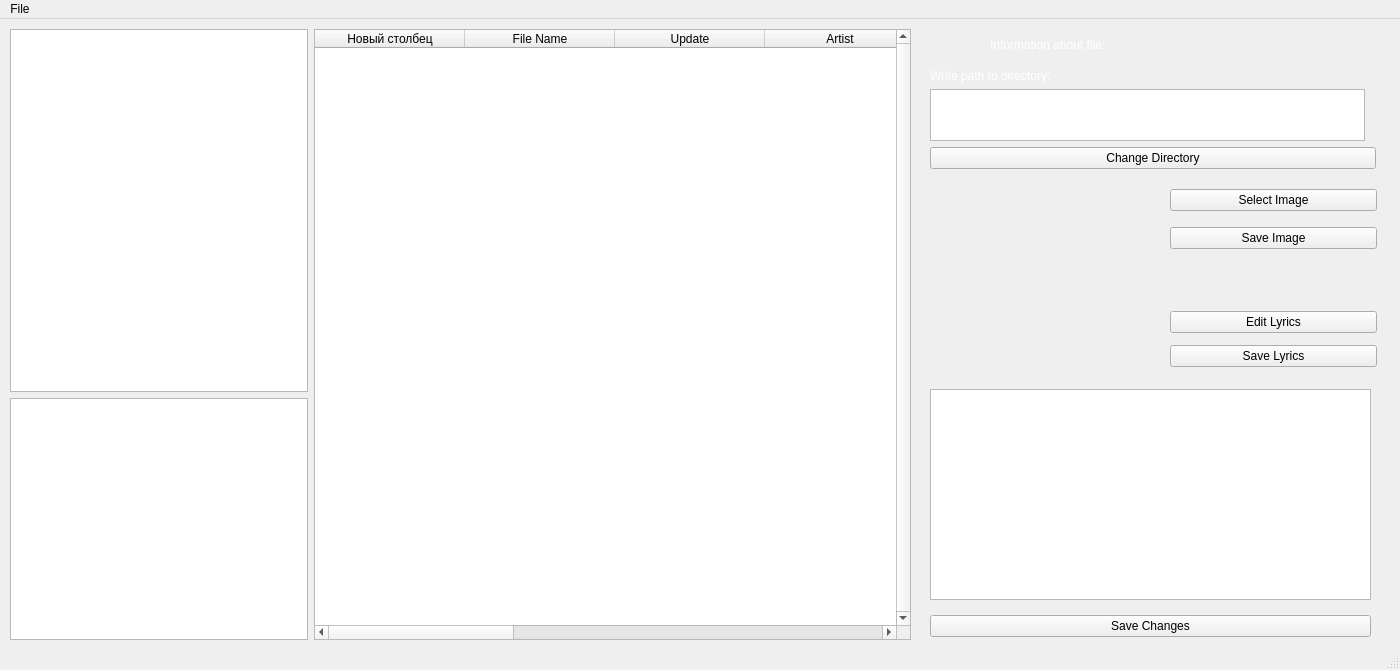
mmasniy/utag, file app/src/mainwindow.ui: the form before one commit.
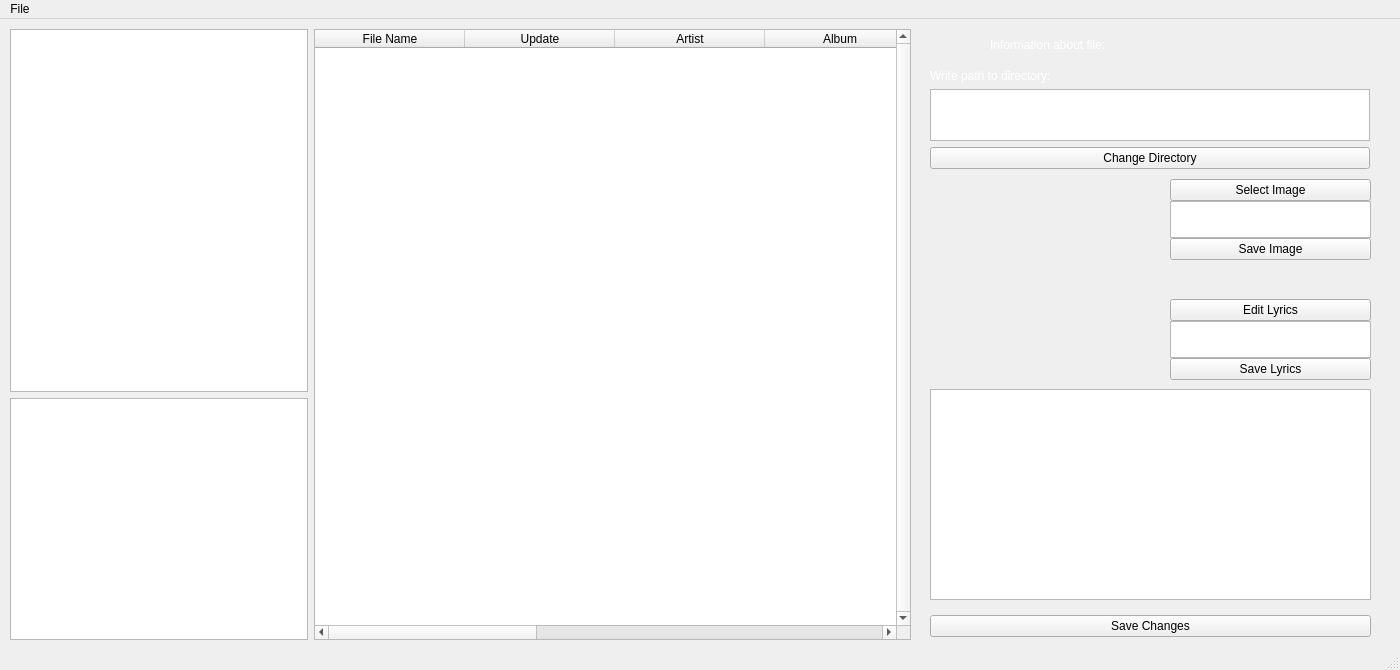
The form after the commit. Custom widgets are drawn as their Qt base class.

Commit message: edit read.me for uTag

```diff
--- a/app/src/mainwindow.ui
+++ b/app/src/mainwindow.ui
@@ -78,11 +78,6 @@
        <attribute name="horizontalHeaderDefaultSectionSize">
         <number>150</number>
        </attribute>
-       <column>
-        <property name="text">
-         <string>Новый столбец</string>
-        </property>
-       </column>
        <column>
         <property name="text">
          <string>File Name</string>
@@ -188,6 +183,9 @@
      </size>
     </property>
     <layout class="QVBoxLayout" name="verticalLayout_2">
+     <property name="sizeConstraint">
+      <enum>QLayout::SetDefaultConstraint</enum>
+     </property>
      <item>
       <widget class="QLabel" name="label_5">
        <property name="minimumSize">
@@ -222,13 +220,13 @@
       <widget class="QPlainTextEdit" name="plainTextEdit">
        <property name="minimumSize">
         <size>
-         <width>435</width>
+         <width>440</width>
          <height>0</height>
         </size>
        </property>
        <property name="maximumSize">
         <size>
-         <width>435</width>
+         <width>440</width>
          <height>100</height>
         </size>
        </property>
@@ -244,13 +242,13 @@
       <widget class="QPushButton" name="changeDir">
        <property name="minimumSize">
         <size>
-         <width>446</width>
+         <width>440</width>
          <height>0</height>
         </size>
        </property>
        <property name="maximumSize">
         <size>
-         <width>446</width>
+         <width>440</width>
          <height>100</height>
         </size>
        </property>
@@ -276,7 +274,7 @@
      <rect>
       <x>1170</x>
       <y>280</y>
-      <width>211</width>
+      <width>201</width>
       <height>81</height>
      </rect>
     </property>
@@ -300,6 +298,9 @@
        </property>
       </widget>
      </item>
+     <item>
+      <widget class="QPlainTextEdit" name="plainTextEdit_3"/>
+     </item>
      <item>
       <widget class="QPushButton" name="pushButton_4">
        <property name="maximumSize">
@@ -320,11 +321,14 @@
      <rect>
       <x>1170</x>
       <y>160</y>
-      <width>211</width>
-      <height>80</height>
+      <width>201</width>
+      <height>81</height>
      </rect>
     </property>
-    <layout class="QVBoxLayout" name="verticalLayout_4">
+    <layout class="QVBoxLayout" name="verticalLayout_4" stretch="0,0,0">
+     <property name="spacing">
+      <number>0</number>
+     </property>
      <item>
       <widget class="QPushButton" name="pushButton_5">
        <property name="maximumSize">
@@ -338,6 +342,16 @@
        </property>
       </widget>
      </item>
+     <item>
+      <widget class="QPlainTextEdit" name="plainTextEdit_2">
+       <property name="toolTipDuration">
+        <number>-1</number>
+       </property>
+       <property name="lineWidth">
+        <number>1</number>
+       </property>
+      </widget>
+     </item>
      <item>
       <widget class="QPushButton" name="pushButton_3">
        <property name="maximumSize">
```
The commit also changes 8 other files.
